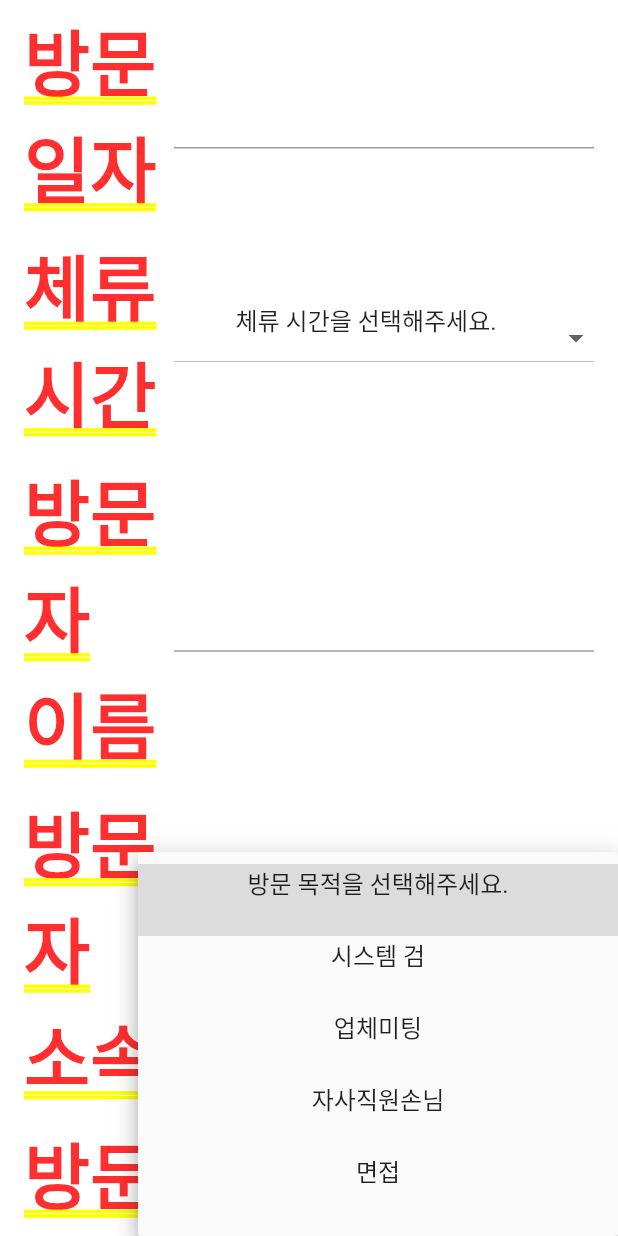
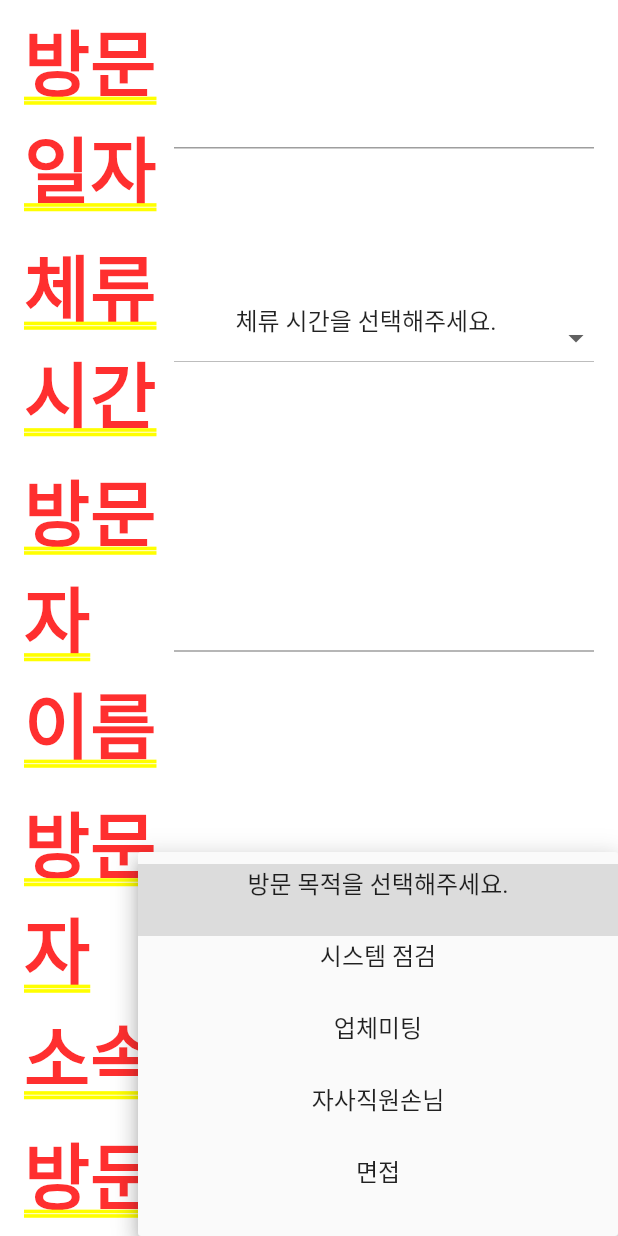
Before and after one commit to bonchangkoo/VisitorManagementApp, a Flutter app: the MyCustomForm screen opened by its route, after a tap on "방문 목적을 선택해주세요.", on a phone screen of 412 x 824 dp. Run offline on Flutter 3.47's test engine with Material 2 defaults, Android fonts, the phone set to English and light mode, and no system bars; drawn by our look-alikes of datetime_picker_formfield; our stand-ins replace fluttertoast, googleapis_auth, splashscreen, webview_flutter; missing offline and left inert: googleapis; network calls fail.

Commit message:
오타 수정

```diff
--- a/lib/main.dart
+++ b/lib/main.dart
@@ -129,7 +129,7 @@ class MyCustomFormState extends State<MyCustomForm> {
   String purposeDropdownValue = "방문 목적을 선택해주세요.";
   var purposeItems = <String>[
     '방문 목적을 선택해주세요.',
-    '시스템 검',
+    '시스템 점검',
     '업체미팅',
     '자사직원손님',
     '면접'
```
